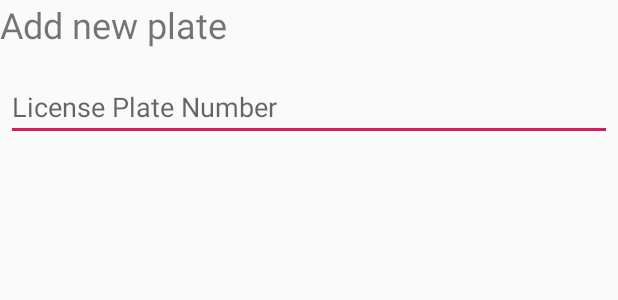
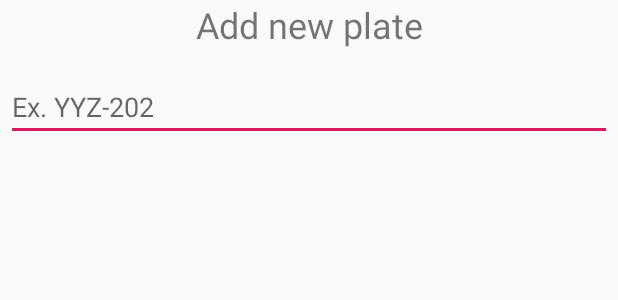
Before and after one commit to tyybbi/RekBong, an Android app: the layout dialog_addplate.xml on its own in the app's theme, with its tools: preview values and no code run, on a phone screen of 412 x 824 dp. Shown: the top 300 px of the screen. Run offline under Robolectric (Android 15) with nearby library versions, the phone set to English and light mode, and no system bars.

```diff
--- a/app/src/main/res/layout/dialog_addplate.xml
+++ b/app/src/main/res/layout/dialog_addplate.xml
@@ -7,18 +7,19 @@
         android:id="@+id/addPlateTextView"
         android:layout_width="match_parent"
         android:layout_height="wrap_content"
-        android:text="Add new plate"
+        android:gravity="center"
+        android:text="@string/add_new_plate"
         android:textSize="24sp" />
 
     <EditText
         android:id="@+id/plateEditText"
-        android:inputType="textEmailAddress"
         android:layout_width="match_parent"
         android:layout_height="wrap_content"
+        android:layout_marginLeft="4dp"
         android:layout_marginTop="16dp"
-        android:layout_marginLeft="4dp"
         android:layout_marginRight="4dp"
         android:layout_marginBottom="4dp"
-        android:hint="@string/plate" />
+        android:hint="@string/plate"
+        android:inputType="textEmailAddress" />
 
 </LinearLayout>
--- a/app/src/main/res/values/strings.xml
+++ b/app/src/main/res/values/strings.xml
@@ -1,5 +1,6 @@
 <resources>
     <string name="app_name">RekBong</string>
     <string name="action_settings">Settings</string>
-    <string name="plate">License Plate Number</string>
+    <string name="plate">Ex. YYZ-202</string>
+    <string name="add_new_plate">Add new plate</string>
 </resources>
```
Also changed, not shown: app/src/main/java/com/tyybbi/rekbong/DBHandler.java (+21 -6 lines), app/src/main/java/com/tyybbi/rekbong/MainActivity.java (+20 -9 lines), app/src/main/java/com/tyybbi/rekbong/Plate.java (+27 -3 lines).
